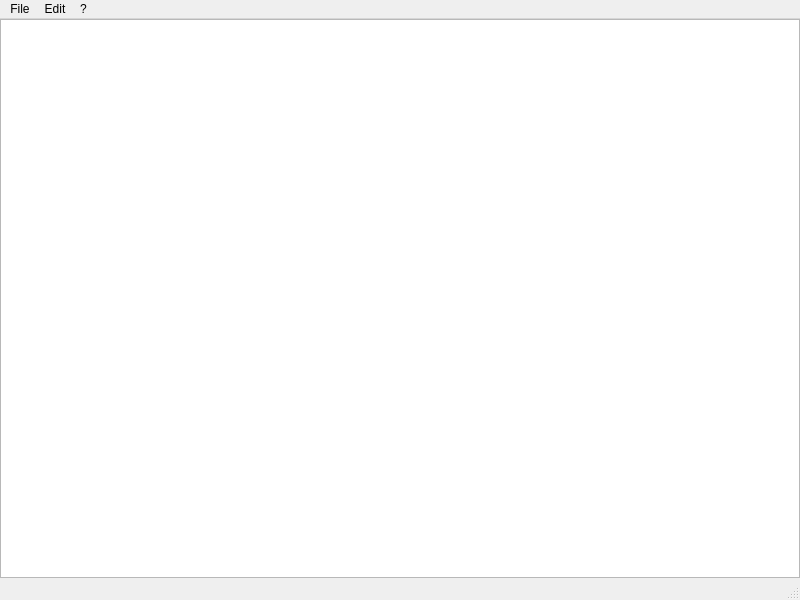
Old version of the form 4klang_source/Go4kVSTi/source/GoSynth/SynthWindow.ui in the repository LeStahL/4klang.
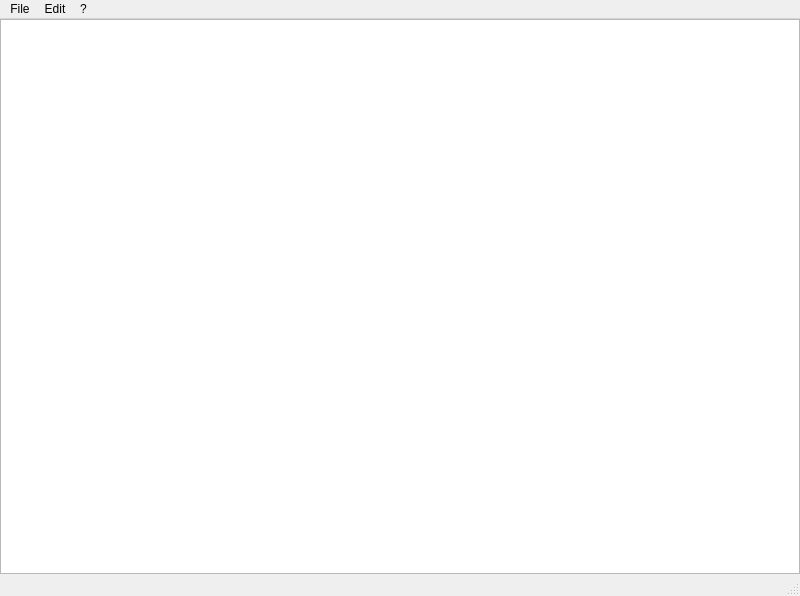
New version of the form.

What changed in the file:
```diff
--- a/4klang_source/Go4kVSTi/source/GoSynth/SynthWindow.ui
+++ b/4klang_source/Go4kVSTi/source/GoSynth/SynthWindow.ui
@@ -7,7 +7,7 @@
     <x>0</x>
     <y>0</y>
     <width>800</width>
-    <height>600</height>
+    <height>596</height>
    </rect>
   </property>
   <property name="windowTitle">
```
Left out of the diff: 51 changed lines with no effect on the pictures.
